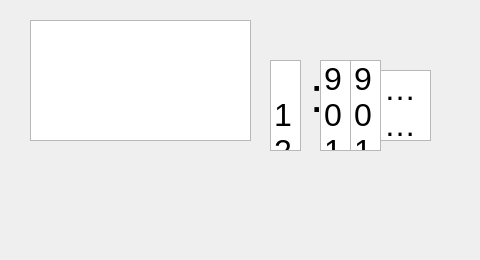
The window that src/ui/alarms.ui (tomblackshaw/palpac) describes before a commit, drawn with Qt 5.
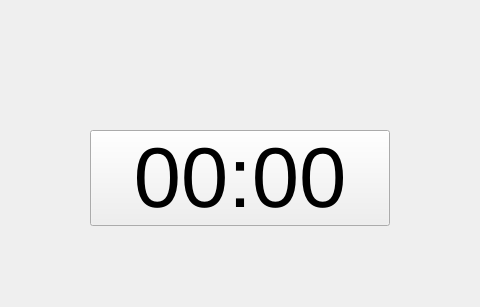
The same window after the commit. Icons and pictures are not drawn.

Commit message: Better alarms, better minions

Patch:
```diff
--- a/src/ui/alarms.ui
+++ b/src/ui/alarms.ui
@@ -7,7 +7,7 @@
     <x>0</x>
     <y>0</y>
     <width>480</width>
-    <height>260</height>
+    <height>307</height>
    </rect>
   </property>
   <property name="sizePolicy">
@@ -26,363 +26,55 @@
    <string>MainWindow</string>
   </property>
   <widget class="QWidget" name="centralwidget">
-   <widget class="QListWidget" name="alarms_qlist">
+   <widget class="QPushButton" name="randomizer_button">
     <property name="geometry">
      <rect>
-      <x>30</x>
-      <y>20</y>
-      <width>221</width>
-      <height>121</height>
+      <x>180</x>
+      <y>0</y>
+      <width>128</width>
+      <height>128</height>
      </rect>
     </property>
     <property name="sizePolicy">
-     <sizepolicy hsizetype="Preferred" vsizetype="Preferred">
+     <sizepolicy hsizetype="Fixed" vsizetype="Fixed">
       <horstretch>0</horstretch>
       <verstretch>0</verstretch>
      </sizepolicy>
     </property>
-    <property name="font">
-     <font>
-      <pointsize>24</pointsize>
-     </font>
+    <property name="text">
+     <string/>
     </property>
     <property name="mouseTracking">
      <bool>true</bool>
     </property>
-    <property name="tabletTracking">
-     <bool>false</bool>
+    <property name="iconSize">
+     <size>
+      <width>128</width>
+      <height>128</height>
+     </size>
     </property>
-    <property name="verticalScrollBarPolicy">
-     <enum>Qt::ScrollBarAlwaysOff</enum>
-    </property>
-    <property name="horizontalScrollBarPolicy">
-     <enum>Qt::ScrollBarAlwaysOff</enum>
-    </property>
-   </widget>
-   <widget class="QListWidget" name="hour_qlist">
-    <property name="geometry">
-     <rect>
-      <x>270</x>
-      <y>60</y>
-      <width>31</width>
-      <height>91</height>
-     </rect>
-    </property>
-    <property name="font">
-     <font>
-      <pointsize>24</pointsize>
-     </font>
-    </property>
-    <property name="mouseTracking">
+    <property name="flat">
      <bool>true</bool>
     </property>
-    <property name="verticalScrollBarPolicy">
-     <enum>Qt::ScrollBarAlwaysOff</enum>
-    </property>
-    <property name="horizontalScrollBarPolicy">
-     <enum>Qt::ScrollBarAlwaysOff</enum>
-    </property>
-    <item>
-     <property name="text">
-      <string>12</string>
-     </property>
-    </item>
-    <item>
-     <property name="text">
-      <string>1</string>
-     </property>
-    </item>
-    <item>
-     <property name="text">
-      <string>2</string>
-     </property>
-    </item>
-    <item>
-     <property name="text">
-      <string>3</string>
-     </property>
-    </item>
-    <item>
-     <property name="text">
-      <string>4</string>
-     </property>
-    </item>
-    <item>
-     <property name="text">
-      <string>5</string>
-     </property>
-    </item>
-    <item>
-     <property name="text">
-      <string>6</string>
-     </property>
-    </item>
-    <item>
-     <property name="text">
-      <string>7</string>
-     </property>
-    </item>
-    <item>
-     <property name="text">
-      <string>8</string>
-     </property>
-    </item>
-    <item>
-     <property name="text">
-      <string>9</string>
-     </property>
-    </item>
-    <item>
-     <property name="text">
-      <string>10</string>
-     </property>
-    </item>
-    <item>
-     <property name="text">
-      <string>11</string>
-     </property>
-    </item>
-    <item>
-     <property name="text">
-      <string>12</string>
-     </property>
-    </item>
-    <item>
-     <property name="text">
-      <string>1</string>
-     </property>
-    </item>
    </widget>
-   <widget class="QListWidget" name="ampm_qlist">
+   <widget class="QPushButton" name="alarmtime_button">
     <property name="geometry">
      <rect>
-      <x>380</x>
-      <y>70</y>
-      <width>51</width>
-      <height>71</height>
+      <x>90</x>
+      <y>130</y>
+      <width>300</width>
+      <height>96</height>
      </rect>
     </property>
     <property name="font">
      <font>
-      <pointsize>24</pointsize>
+      <pointsize>64</pointsize>
      </font>
     </property>
-    <property name="mouseTracking">
-     <bool>true</bool>
-    </property>
-    <property name="verticalScrollBarPolicy">
-     <enum>Qt::ScrollBarAlwaysOff</enum>
-    </property>
-    <property name="horizontalScrollBarPolicy">
-     <enum>Qt::ScrollBarAlwaysOff</enum>
-    </property>
-    <item>
-     <property name="text">
-      <string>AM</string>
-     </property>
-    </item>
-    <item>
-     <property name="text">
-      <string>PM</string>
-     </property>
-    </item>
-   </widget>
-   <widget class="QLabel" name="label">
-    <property name="geometry">
-     <rect>
-      <x>310</x>
-      <y>70</y>
-      <width>21</width>
-      <height>51</height>
-     </rect>
-    </property>
-    <property name="font">
-     <font>
-      <pointsize>36</pointsize>
-     </font>
-    </property>
     <property name="text">
-     <string>:</string>
+     <string>00:00</string>
     </property>
    </widget>
-   <widget class="QListWidget" name="minutesA_qlist">
-    <property name="geometry">
-     <rect>
-      <x>320</x>
-      <y>60</y>
-      <width>31</width>
-      <height>91</height>
-     </rect>
-    </property>
-    <property name="font">
-     <font>
-      <pointsize>24</pointsize>
-     </font>
-    </property>
-    <property name="mouseTracking">
-     <bool>true</bool>
-    </property>
-    <property name="verticalScrollBarPolicy">
-     <enum>Qt::ScrollBarAlwaysOff</enum>
-    </property>
-    <property name="horizontalScrollBarPolicy">
-     <enum>Qt::ScrollBarAlwaysOff</enum>
-    </property>
-    <item>
-     <property name="text">
-      <string>9</string>
-     </property>
-    </item>
-    <item>
-     <property name="text">
-      <string>0</string>
-     </property>
-    </item>
-    <item>
-     <property name="text">
-      <string>1</string>
-     </property>
-    </item>
-    <item>
-     <property name="text">
-      <string>2</string>
-     </property>
-    </item>
-    <item>
-     <property name="text">
-      <string>3</string>
-     </property>
-    </item>
-    <item>
-     <property name="text">
-      <string>4</string>
-     </property>
-    </item>
-    <item>
-     <property name="text">
-      <string>5</string>
-     </property>
-    </item>
-    <item>
-     <property name="text">
-      <string>6</string>
-     </property>
-    </item>
-    <item>
-     <property name="text">
-      <string>7</string>
-     </property>
-    </item>
-    <item>
-     <property name="text">
-      <string>8</string>
-     </property>
-    </item>
-    <item>
-     <property name="text">
-      <string>9</string>
-     </property>
-    </item>
-    <item>
-     <property name="text">
-      <string>0</string>
-     </property>
-    </item>
-    <item>
-     <property name="text">
-      <string>1</string>
-     </property>
-    </item>
-   </widget>
-   <widget class="QListWidget" name="minutesB_qlist">
-    <property name="geometry">
-     <rect>
-      <x>350</x>
-      <y>60</y>
-      <width>31</width>
-      <height>91</height>
-     </rect>
-    </property>
-    <property name="font">
-     <font>
-      <pointsize>24</pointsize>
-     </font>
-    </property>
-    <property name="mouseTracking">
-     <bool>true</bool>
-    </property>
-    <property name="verticalScrollBarPolicy">
-     <enum>Qt::ScrollBarAlwaysOff</enum>
-    </property>
-    <property name="horizontalScrollBarPolicy">
-     <enum>Qt::ScrollBarAlwaysOff</enum>
-    </property>
-    <item>
-     <property name="text">
-      <string>9</string>
-     </property>
-    </item>
-    <item>
-     <property name="text">
-      <string>0</string>
-     </property>
-    </item>
-    <item>
-     <property name="text">
-      <string>1</string>
-     </property>
-    </item>
-    <item>
-     <property name="text">
-      <string>2</string>
-     </property>
-    </item>
-    <item>
-     <property name="text">
-      <string>3</string>
-     </property>
-    </item>
-    <item>
-     <property name="text">
-      <string>4</string>
-     </property>
-    </item>
-    <item>
-     <property name="text">
-      <string>5</string>
-     </property>
-    </item>
-    <item>
-     <property name="text">
-      <string>6</string>
-     </property>
-    </item>
-    <item>
-     <property name="text">
-      <string>7</string>
-     </property>
-    </item>
-    <item>
-     <property name="text">
-      <string>8</string>
-     </property>
-    </item>
-    <item>
-     <property name="text">
-      <string>9</string>
-     </property>
-    </item>
-    <item>
-     <property name="text">
-      <string>0</string>
-     </property>
-    </item>
-    <item>
-     <property name="text">
-      <string>1</string>
-     </property>
-    </item>
-   </widget>
   </widget>
  </widget>
  <resources/>
```
Left out of the diff: 5 changed lines with no effect on the pictures. The commit also changes 4 other files.
